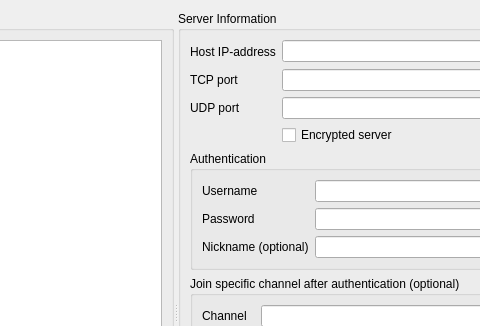
Qt form Client/qtTeamTalk/serverlist.ui (BearWare/TeamTalk5) before a commit; both pictures show x 205 to 685 and y 0 to 326 of the 938 by 623 pixel window.
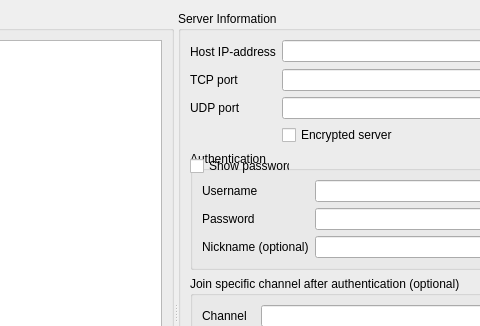
The same form after that commit. Icons and pictures are not drawn. Custom widgets are drawn as their Qt base class.

Commit message: Ability to show password in server list

```diff
--- a/Client/qtTeamTalk/serverlist.ui
+++ b/Client/qtTeamTalk/serverlist.ui
@@ -237,6 +237,13 @@
                </property>
               </widget>
              </item>
+             <item row="1" column="2">
+              <widget class="QCheckBox" name="passwordChkBox">
+               <property name="text">
+                <string>Show password</string>
+               </property>
+              </widget>
+             </item>
              <item row="2" column="0">
               <widget class="QLabel" name="label_nick">
                <property name="text">
```
The commit also changes 3 other files.
